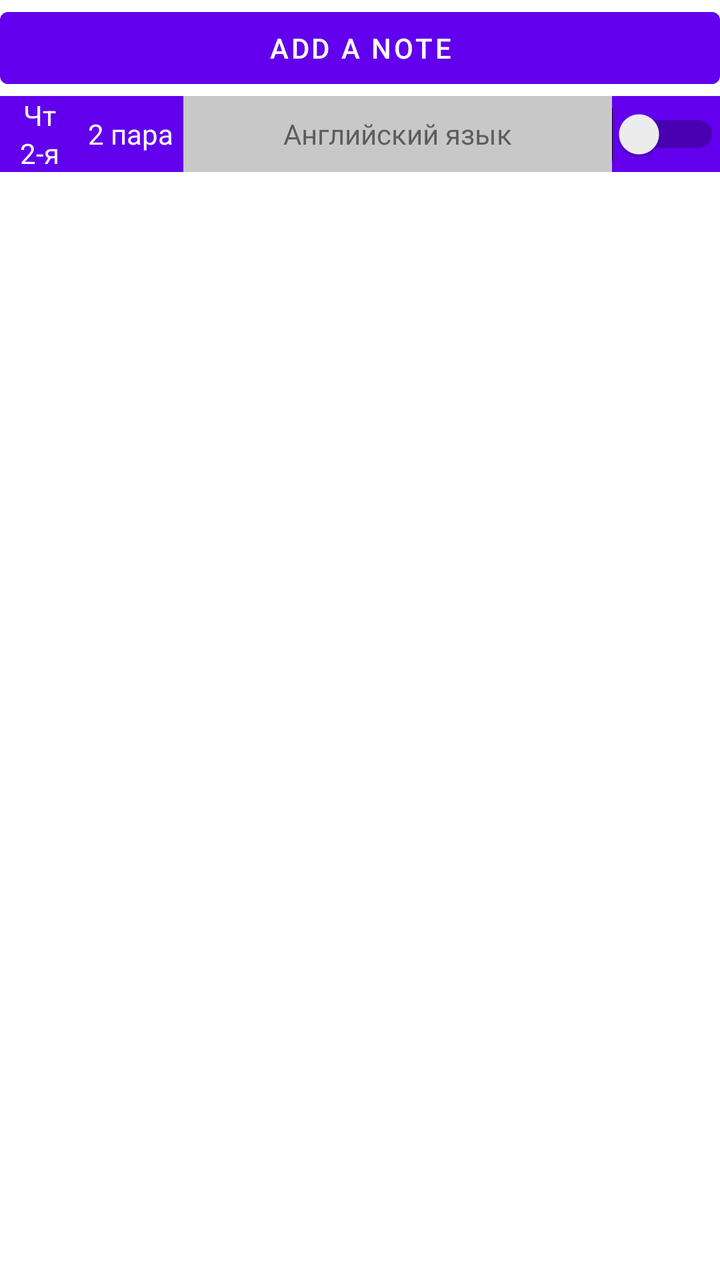
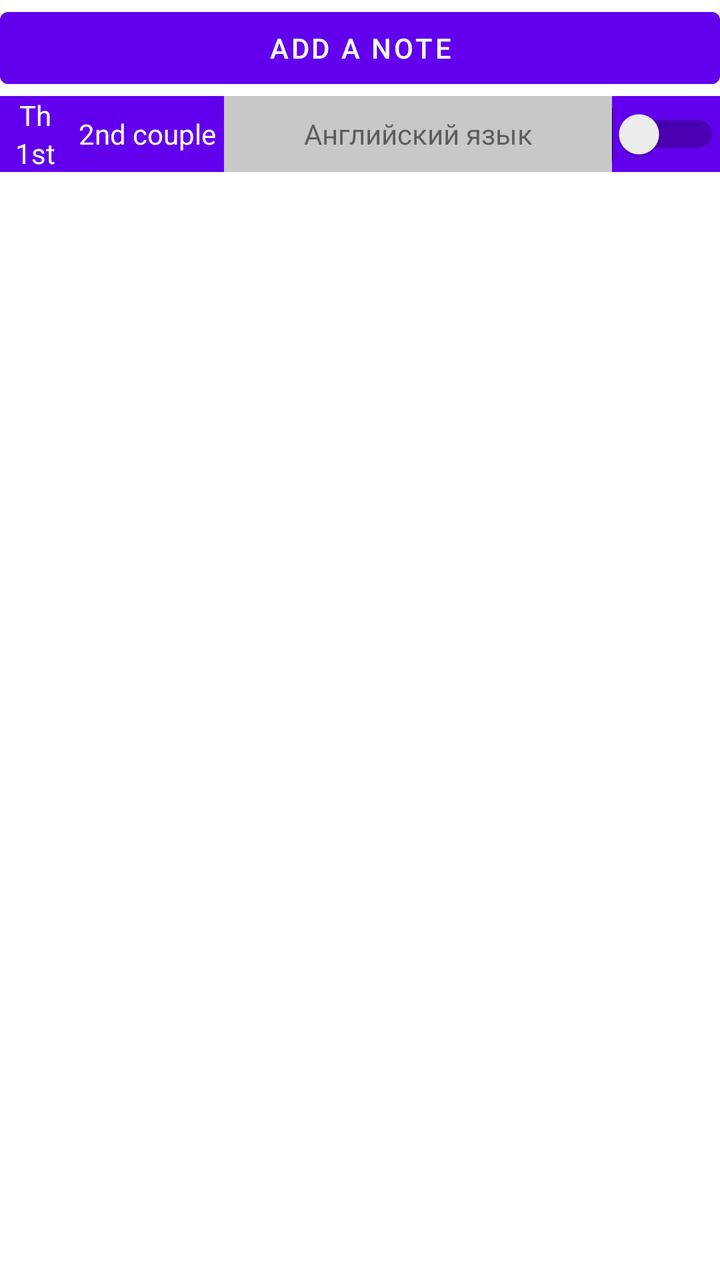

Screens rendered from an Android XML layout before and after an edit, with the pre-edit source and the edit as a unified diff.
<!-- AndroidManifest.xml: application theme Theme.MyApplication -->
<!-- res/layout/fragment_notes.xml -->
<?xml version="1.0" encoding="utf-8"?>
<androidx.constraintlayout.widget.ConstraintLayout xmlns:android="http://schemas.android.com/apk/res/android"
    xmlns:tools="http://schemas.android.com/tools"
    android:layout_width="match_parent"
    android:layout_height="match_parent"
    tools:context=".ui.notes.NotesFragment">

    <LinearLayout
        android:layout_width="match_parent"
        android:layout_height="match_parent"
        android:orientation="vertical">

        <Button
            android:id="@+id/add_notes"
            android:layout_width="match_parent"
            android:layout_height="wrap_content"
            android:text="@string/add_note" />

        <TableLayout
            android:id="@+id/table_notes"
            android:layout_width="match_parent"
            android:layout_height="match_parent">

            <TableRow
                android:id="@+id/tablerow_notes_1"
                android:layout_width="match_parent"
                android:layout_height="match_parent"
                android:background="#C8C8C8"
                android:orientation="vertical">

                <LinearLayout
                    android:layout_width="match_parent"
                    android:layout_height="match_parent"
                    android:layout_weight="0.2"
                    android:background="@color/purple_500"
                    android:orientation="vertical">

                    <TextView
                        android:id="@+id/day_of_week_1"
                        android:layout_width="match_parent"
                        android:layout_height="wrap_content"
                        android:gravity="center_horizontal"
                        android:text="Чт"
                        android:textColor="@color/white" />

                    <TextView
                        android:id="@+id/week_1"
                        android:layout_width="match_parent"
                        android:layout_height="wrap_content"
                        android:gravity="center_horizontal"
                        android:text="2-я"
                        android:textColor="@color/white" />

                </LinearLayout>

                <TextView
                    android:id="@+id/para_1"
                    android:layout_width="match_parent"
                    android:layout_height="match_parent"
                    android:layout_weight="0.1"
                    android:background="@color/purple_500"
                    android:gravity="center|center_vertical"
                    android:text="2 пара"
                    android:textColor="@color/white" />

                <TextView
                    android:id="@+id/text_note_1"
                    android:layout_width="match_parent"
                    android:layout_height="match_parent"
                    android:layout_weight="1"
                    android:gravity="center_horizontal|fill_vertical"
                    android:text="Английский язык" />

                <Switch
                    android:id="@+id/switch_1"
                    android:layout_width="match_parent"
                    android:layout_height="match_parent"
                    android:layout_gravity="center_vertical"
                    android:background="@color/purple_500"
                    android:gravity="center" />

            </TableRow>

        </TableLayout>

    </LinearLayout>
</androidx.constraintlayout.widget.ConstraintLayout>
<!-- resources referenced by this layout -->
<resources>
  <color name="purple_500">#FF6200EE</color>
  <color name="white">#FFFFFFFF</color>
  <string name="add_note">Add a note</string>
  <style name="Theme.MyApplication" parent="Theme.MaterialComponents.DayNight.DarkActionBar">
          
          <item name="colorPrimary">@color/purple_500</item>
          <item name="colorPrimaryVariant">@color/purple_700</item>
          <item name="colorOnPrimary">@color/white</item>
          
          <item name="colorSecondary">@color/teal_200</item>
          <item name="colorSecondaryVariant">@color/teal_700</item>
          <item name="colorOnSecondary">@color/black</item>
          
          <item name="android:statusBarColor" tools:targetApi="l">?attr/colorPrimaryVariant</item>
          
      </style>
  <color name="purple_700">#FF3700B3</color>
  <color name="teal_200">#FF03DAC5</color>
  <color name="teal_700">#FF018786</color>
  <color name="black">#FF000000</color>
</resources>

<!-- the commit's change to res/layout/fragment_notes.xml (unified diff, before → after) -->
@@ -1,5 +1,6 @@
 <?xml version="1.0" encoding="utf-8"?>
 <androidx.constraintlayout.widget.ConstraintLayout xmlns:android="http://schemas.android.com/apk/res/android"
+    xmlns:app="http://schemas.android.com/apk/res-auto"
     xmlns:tools="http://schemas.android.com/tools"
     android:layout_width="match_parent"
     android:layout_height="match_parent"
@@ -24,7 +25,7 @@
             <TableRow
                 android:id="@+id/tablerow_notes_1"
                 android:layout_width="match_parent"
-                android:layout_height="match_parent"
+                android:layout_height="wrap_parent"
                 android:background="#C8C8C8"
                 android:orientation="vertical">
 
@@ -40,7 +41,7 @@
                         android:layout_width="match_parent"
                         android:layout_height="wrap_content"
                         android:gravity="center_horizontal"
-                        android:text="Чт"
+                        android:text="@string/thursday_alt"
                         android:textColor="@color/white" />
 
                     <TextView
@@ -48,7 +49,7 @@
                         android:layout_width="match_parent"
                         android:layout_height="wrap_content"
                         android:gravity="center_horizontal"
-                        android:text="2-я"
+                        android:text="@string/first_week_alt"
                         android:textColor="@color/white" />
 
                 </LinearLayout>
@@ -60,7 +61,7 @@
                     android:layout_weight="0.1"
                     android:background="@color/purple_500"
                     android:gravity="center|center_vertical"
-                    android:text="2 пара"
+                    android:text="@string/couple2"
                     android:textColor="@color/white" />
 
                 <TextView
<!-- resource entries referenced after the edit -->
@@ -3,6 +3,9 @@
   <color name="purple_500">#FF6200EE</color>
   <color name="white">#FFFFFFFF</color>
   <string name="add_note">Add a note</string>
+  <string name="couple2">2nd couple</string>
+  <string name="first_week_alt">1st</string>
+  <string name="thursday_alt">Th</string>
   <style name="Theme.MyApplication" parent="Theme.MaterialComponents.DayNight.DarkActionBar">
           
           <item name="colorPrimary">@color/purple_500</item>
